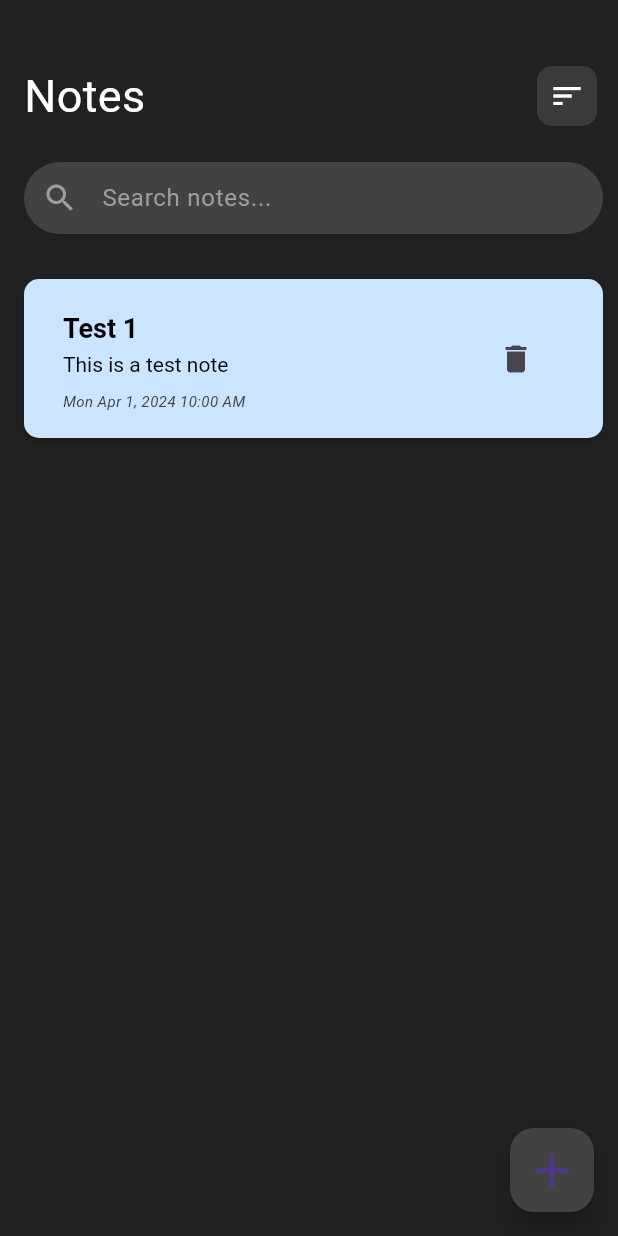
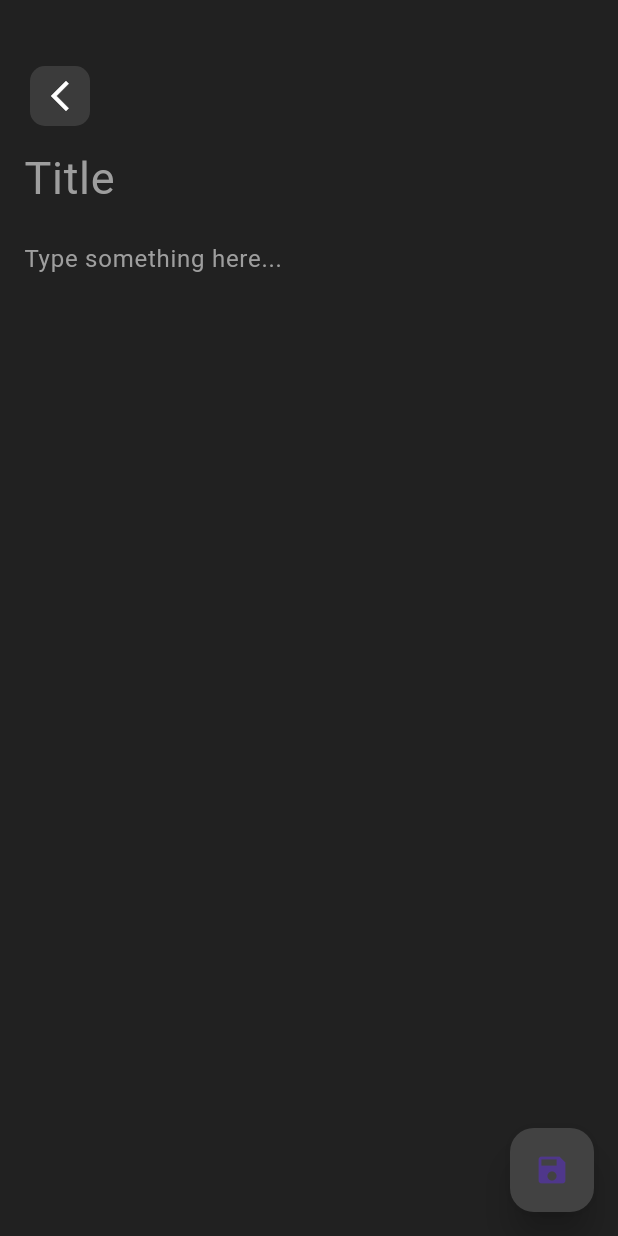
Before and after one commit to Lukebot19/ToDo-Flutter-App, a Flutter app: the screen it shows after launch, after a tap on the "add" icon, on a phone screen of 412 x 824 dp. Run offline on Flutter 3.47's test engine with Material 3 defaults, Android fonts, the phone set to English and light mode, and no system bars.

Commit message:
Add notes

```diff
--- a/lib/screens/edit.dart
+++ b/lib/screens/edit.dart
@@ -0,0 +1,91 @@
+import 'package:flutter/material.dart';
+
+class EditScreen extends StatefulWidget {
+  const EditScreen({super.key});
+
+  @override
+  State<EditScreen> createState() => _EditScreenState();
+}
+
+class _EditScreenState extends State<EditScreen> {
+  TextEditingController _titleController = TextEditingController();
+  TextEditingController _contentController = TextEditingController();
+
+  @override
+  Widget build(BuildContext context) {
+    return SafeArea(
+      child: Scaffold(
+        backgroundColor: Colors.grey.shade900,
+        body: Padding(
+          padding: const EdgeInsets.fromLTRB(16, 40, 16, 0),
+          child: Column(
+            children: [
+              Row(
+                children: [
+                  IconButton(
+                    onPressed: () {
+                      Navigator.pop(context);
+                    },
+                    padding: const EdgeInsets.all(0),
+                    icon: Container(
+                      width: 40,
+                      height: 40,
+                      decoration: BoxDecoration(
+                          color: Colors.grey.shade800.withOpacity(0.8),
+                          borderRadius: BorderRadius.circular(10)),
+                      child: const Icon(
+                        Icons.arrow_back_ios_new,
+                        color: Colors.white,
+                      ),
+                    ),
+                  ),
+                ],
+              ),
+              Expanded(
+                  child: ListView(
+                children: [
+                  TextField(
+                    controller: _titleController,
+                    style: const TextStyle(color: Colors.white, fontSize: 30),
+                    decoration: const InputDecoration(
+                      border: InputBorder.none,
+                      hintText: "Title",
+                      hintStyle: TextStyle(
+                        color: Colors.grey,
+                        fontSize: 30,
+                      ),
+                    ),
+                  ),
+                  TextField(
+                    controller: _contentController,
+                    style: const TextStyle(
+                      color: Colors.white,
+                    ),
+                    decoration: const InputDecoration(
+                      border: InputBorder.none,
+                      hintText: "Type something here...",
+                      hintStyle: TextStyle(
+                        color: Colors.grey,
+                      ),
+                    ),
+                  )
+                ],
+              ))
+            ],
+          ),
+        ),
+        floatingActionButton: FloatingActionButton(
+          onPressed: () {
+            Navigator.pop(context, [
+              _titleController.text,
+              _contentController.text,
+            ]);
+          },
+          backgroundColor: Colors.grey.shade800,
+          elevation: 10,
+          child: const Icon(Icons.save),
+        ),
+      ),
+    );
+  }
+}
--- a/lib/screens/home.dart
+++ b/lib/screens/home.dart
@@ -5,6 +5,7 @@ import 'package:flutter/widgets.dart';
 import 'package:intl/intl.dart';
 import 'package:todo_app/constants/colours.dart';
 import 'package:todo_app/models/note.dart';
+import 'package:todo_app/screens/edit.dart';
 
 class HomeScreen extends StatefulWidget {
   const HomeScreen({super.key});
@@ -188,7 +189,27 @@ class _HomeScreenState extends State<HomeScreen> {
           ),
         ),
         floatingActionButton: FloatingActionButton(
-          onPressed: () {},
+          onPressed: () async {
+            final result = await Navigator.push(
+              context,
+              MaterialPageRoute(
+                builder: (BuildContext context) => EditScreen(),
+              ),
+            );
+            if (result != null) {
+              setState(() {
+                sampleNotes.add(
+                  Note(
+                    id: sampleNotes.length,
+                    title: result[0],
+                    content: result[1],
+                    modifiedTime: DateTime.now(),
+                  ),
+                );
+                filteredNotes = sampleNotes;
+              });
+            }
+          },
           backgroundColor: Colors.grey.shade800,
           child: const Icon(
             Icons.add,
```
